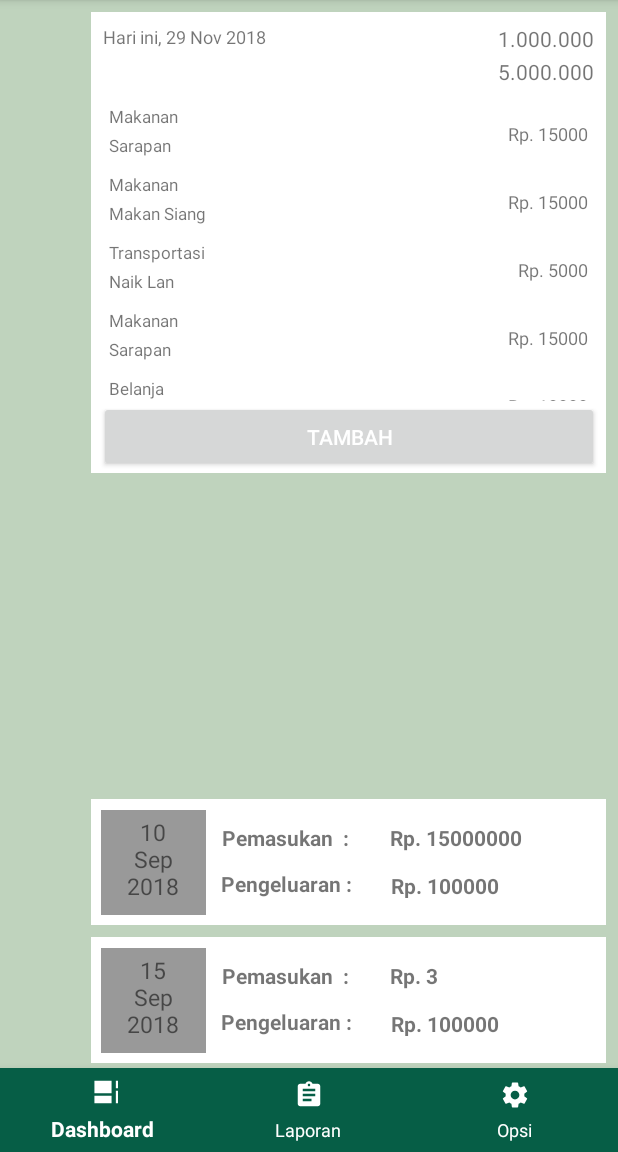
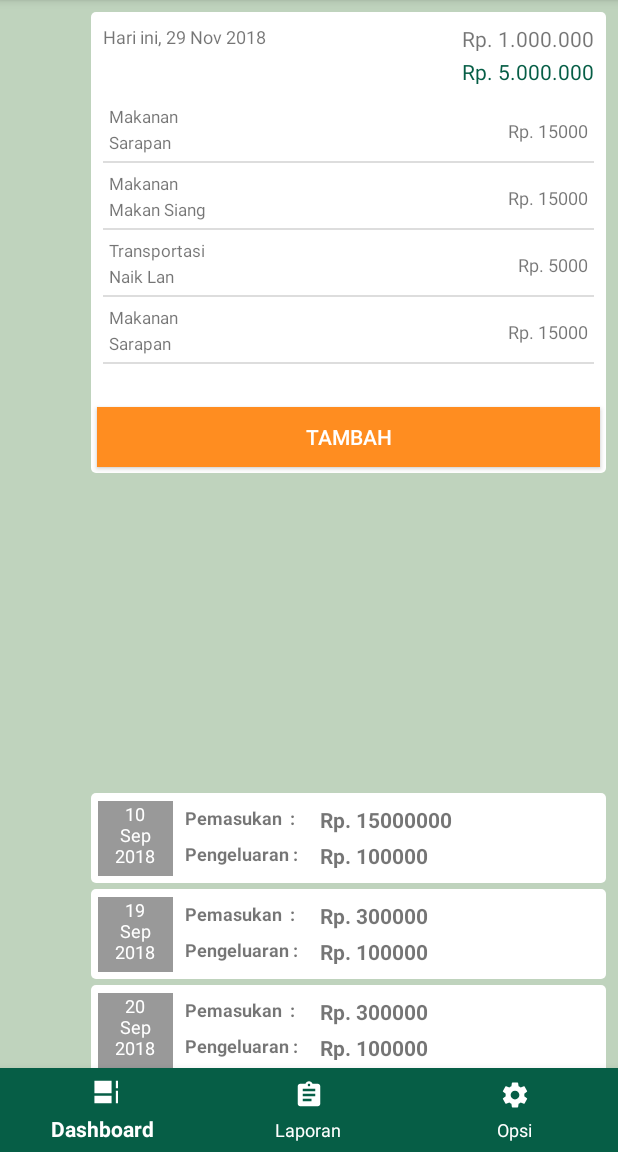
Before and after one commit to GusnaIkhsan/PELUANG, an Android app: the screen it shows after launch (MainActivity), on a phone screen of 412 x 824 dp, the part 84-1236 px from its top. Run offline under Robolectric (Android 15) with nearby library versions, the phone set to English and light mode, and no system bars.

Commit message:
ui dashboard 60%

```diff
--- a/app/src/main/java/com/gusnavanila/peluang/DashboardFragment.java
+++ b/app/src/main/java/com/gusnavanila/peluang/DashboardFragment.java
@@ -1,8 +1,11 @@
 package com.gusnavanila.peluang;
 
 import android.app.Fragment;
+import android.graphics.drawable.Drawable;
 import android.os.Bundle;
 import android.support.annotation.Nullable;
+import android.support.v4.content.ContextCompat;
+import android.support.v7.widget.DividerItemDecoration;
 import android.support.v7.widget.LinearLayoutManager;
 import android.support.v7.widget.RecyclerView;
 import android.view.LayoutInflater;
@@ -24,8 +27,6 @@ public class DashboardFragment extends Fragment {
         View rootView = inflater.inflate(R.layout.fragment_dashboard, container, false);
 
         _dataHarian.add(new DataHarian("10 Sep 2018",15000000,100000));
-        _dataHarian.add(new DataHarian("15 Sep 2018",3,100000));
-        _dataHarian.add(new DataHarian("17 Sep 2018",5,100000));
         _dataHarian.add(new DataHarian("19 Sep 2018",300000,100000));
         _dataHarian.add(new DataHarian("20 Sep 2018",300000,100000));
         _dataHarian.add(new DataHarian("22 Sep 2018",300000,100000));
@@ -40,16 +41,22 @@ public class DashboardFragment extends Fragment {
         _dataTransaksiHarian.add(new DataTransaksiHarian("Makanan","Makan Siang",15000));
         _dataTransaksiHarian.add(new DataTransaksiHarian("Transportasi","Naik Lan",5000));
         _dataTransaksiHarian.add(new DataTransaksiHarian("Makanan","Sarapan",15000));
-        _dataTransaksiHarian.add(new DataTransaksiHarian("Belanja","Jajan",10000));
-        _dataTransaksiHarian.add(new DataTransaksiHarian("Bayar Kas","Kas Org",5000));
-        _dataTransaksiHarian.add(new DataTransaksiHarian("Makanan","Sarapan",15000));
-        _dataTransaksiHarian.add(new DataTransaksiHarian("Makanan","Makan Siang",15000));
+//        _dataTransaksiHarian.add(new DataTransaksiHarian("Belanja","Jajan",10000));
+//        _dataTransaksiHarian.add(new DataTransaksiHarian("Bayar Kas","Kas Org",5000));
+//        _dataTransaksiHarian.add(new DataTransaksiHarian("Makanan","Sarapan",15000));
+//        _dataTransaksiHarian.add(new DataTransaksiHarian("Makanan","Makan Siang",15000));
 
         _recycleView2 = rootView.findViewById(R.id.recyclerView2);
         _dataTransaksiHarianAdapter = new DataTransaksiHarianAdapter(getActivity(),_dataTransaksiHarian);
         _recycleView2.setAdapter(_dataTransaksiHarianAdapter);
         _recycleView2.setLayoutManager(new LinearLayoutManager(getActivity()));
 
+//        Dekorasi
+        DividerItemDecoration horizontalDeco = new DividerItemDecoration(_recycleView2.getContext(),DividerItemDecoration.VERTICAL);
+        Drawable horizontalDivider = ContextCompat.getDrawable(getActivity(),R.drawable.horizontal_divider);
+        horizontalDeco.setDrawable(horizontalDivider);
+        _recycleView2.addItemDecoration(horizontalDeco);
+
         return rootView;
     }
 }
--- /dev/null
+++ b/app/src/main/res/drawable/horizontal_divider.xml
@@ -0,0 +1,6 @@
+<?xml version="1.0" encoding="utf-8"?>
+<shape xmlns:android="http://schemas.android.com/apk/res/android" >
+    <size android:height="1dp"
+        android:width="1dp"/>
+    <solid android:color="#22000000" />
+</shape>
--- /dev/null
+++ b/app/src/main/res/drawable/variasi_row_transaksi.xml
@@ -0,0 +1,13 @@
+<?xml version="1.0" encoding="utf-8"?>
+<layer-list xmlns:android="http://schemas.android.com/apk/res/android">
+    <item>
+        <shape android:shape="rectangle">
+            <corners
+                android:radius="3dp"
+            />
+            <solid
+                android:color="#ffff"
+            />
+        </shape>
+    </item>
+</layer-list>
--- a/app/src/main/res/layout/fragment_dashboard.xml
+++ b/app/src/main/res/layout/fragment_dashboard.xml
@@ -27,7 +27,7 @@
         android:layout_marginStart="8dp"
         android:layout_marginTop="8dp"
         android:layout_marginEnd="8dp"
-        android:background="#ffff"
+        android:background="@drawable/variasi_row_transaksi"
         app:layout_constraintEnd_toEndOf="parent"
         app:layout_constraintHorizontal_bias="1.0"
         app:layout_constraintStart_toStartOf="parent"
@@ -59,10 +59,12 @@
 
         <Button
             android:id="@+id/button"
-            android:layout_width="333dp"
-            android:layout_height="47dp"
+            android:layout_width="335dp"
+            android:layout_height="40dp"
             android:layout_marginStart="8dp"
+            android:layout_marginTop="4dp"
             android:layout_marginEnd="8dp"
+            android:background="#ff8d20"
             android:text="Tambah"
             app:layout_constraintBottom_toBottomOf="parent"
             app:layout_constraintEnd_toEndOf="parent"
@@ -76,7 +78,7 @@
             android:layout_height="18dp"
             android:layout_marginTop="8dp"
             android:layout_marginEnd="8dp"
-            android:text="1.000.000"
+            android:text="Rp. 1.000.000"
             android:textAlignment="viewEnd"
             app:layout_constraintEnd_toEndOf="parent"
             app:layout_constraintTop_toTopOf="parent" />
@@ -87,7 +89,8 @@
             android:layout_height="18dp"
             android:layout_marginTop="4dp"
             android:layout_marginEnd="8dp"
-            android:text="5.000.000"
+            android:text="Rp. 5.000.000"
+            android:textColor="#065e46"
             android:textAlignment="viewEnd"
             app:layout_constraintEnd_toEndOf="parent"
             app:layout_constraintTop_toBottomOf="@+id/totalPengeluaran" />
--- a/app/src/main/res/layout/row_dasboard.xml
+++ b/app/src/main/res/layout/row_dasboard.xml
@@ -8,10 +8,10 @@
     android:orientation="horizontal">
 
     <android.support.constraint.ConstraintLayout
-        android:layout_width="344dp"
-        android:layout_height="84dp"
-        android:layout_marginTop="8dp"
-        android:background="#fff"
+        android:layout_width="0dp"
+        android:layout_height="60dp"
+        android:layout_marginTop="4dp"
+        android:background="@drawable/variasi_row_transaksi"
         app:layout_constraintBottom_toBottomOf="parent"
         app:layout_constraintEnd_toEndOf="parent"
         app:layout_constraintHorizontal_bias="0.0"
@@ -21,66 +21,67 @@
 
         <LinearLayout
             android:id="@+id/linearLayout"
-            android:layout_width="70dp"
-            android:layout_height="70dp"
+            android:layout_width="50dp"
+            android:layout_height="50dp"
             android:layout_marginEnd="8dp"
             android:background="#999"
             android:orientation="vertical"
             app:layout_constraintBottom_toBottomOf="parent"
             app:layout_constraintEnd_toEndOf="parent"
-            app:layout_constraintHorizontal_bias="0.026"
+            app:layout_constraintHorizontal_bias="0.017"
             app:layout_constraintStart_toStartOf="parent"
             app:layout_constraintTop_toTopOf="parent">
 
             <TextView
                 android:id="@+id/tanggal"
-                android:layout_width="40dp"
-                android:layout_height="58dp"
+                android:layout_width="35dp"
+                android:layout_height="45dp"
                 android:layout_gravity="center_vertical|center_horizontal"
-                android:layout_marginTop="4dp"
+                android:layout_marginTop="0dp"
                 android:text="10 SEP 2018"
+                android:textColor="#ffff"
                 android:textAlignment="center"
-                android:textSize="15sp" />
+                android:textSize="12sp" />
         </LinearLayout>
 
         <TextView
             android:id="@+id/textView4"
-            android:layout_width="100dp"
+            android:layout_width="90dp"
             android:layout_height="20dp"
-            android:layout_marginTop="16dp"
+            android:layout_marginStart="8dp"
+            android:layout_marginTop="8dp"
+
             android:text="Pemasukan  :"
-
+            android:textSize="12sp"
             android:textStyle="bold"
-            app:layout_constraintEnd_toStartOf="@+id/tvPemasukan"
-            app:layout_constraintHorizontal_bias="0.5"
             app:layout_constraintStart_toEndOf="@+id/linearLayout"
             app:layout_constraintTop_toTopOf="parent" />
 
         <TextView
             android:id="@+id/textView5"
-            android:layout_width="100dp"
-            android:layout_height="wrap_content"
+            android:layout_width="90dp"
+            android:layout_height="18dp"
+            android:layout_marginStart="8dp"
             android:layout_marginTop="8dp"
             android:layout_marginBottom="16dp"
             android:text="Pengeluaran :"
+            android:textSize="12sp"
             android:textStyle="bold"
             app:layout_constraintBottom_toBottomOf="parent"
-            app:layout_constraintEnd_toStartOf="@+id/tvPengeluaran"
-            app:layout_constraintHorizontal_bias="0.5"
             app:layout_constraintStart_toEndOf="@+id/linearLayout"
-            app:layout_constraintTop_toBottomOf="@+id/textView4" />
+            app:layout_constraintTop_toBottomOf="@+id/textView4"
+            app:layout_constraintVertical_bias="0.4" />
 
         <TextView
             android:id="@+id/tvPemasukan"
             android:layout_width="130dp"
             android:layout_height="20dp"
-            android:layout_marginStart="2dp"
-            android:layout_marginTop="16dp"
+            android:layout_marginTop="8dp"
             android:layout_marginEnd="4dp"
             android:text="10.000"
             android:textStyle="bold"
             app:layout_constraintEnd_toEndOf="parent"
-            app:layout_constraintHorizontal_bias="0.5"
+            app:layout_constraintHorizontal_bias="0.0"
             app:layout_constraintStart_toEndOf="@+id/textView4"
             app:layout_constraintTop_toTopOf="parent" />
 
@@ -88,15 +89,14 @@
             android:id="@+id/tvPengeluaran"
             android:layout_width="130dp"
             android:layout_height="18dp"
-            android:layout_marginStart="4dp"
-            android:layout_marginTop="12dp"
+            android:layout_marginTop="4dp"
             android:layout_marginEnd="4dp"
             android:layout_marginBottom="8dp"
             android:text="5.000"
             android:textStyle="bold"
             app:layout_constraintBottom_toBottomOf="parent"
             app:layout_constraintEnd_toEndOf="parent"
-            app:layout_constraintHorizontal_bias="0.5"
+            app:layout_constraintHorizontal_bias="0.0"
             app:layout_constraintStart_toEndOf="@+id/textView5"
             app:layout_constraintTop_toBottomOf="@+id/tvPemasukan"
             app:layout_constraintVertical_bias="0.0" />
--- a/app/src/main/res/layout/row_transaksi_dashboard.xml
+++ b/app/src/main/res/layout/row_transaksi_dashboard.xml
@@ -3,16 +3,16 @@
     xmlns:app="http://schemas.android.com/apk/res-auto"
     xmlns:tools="http://schemas.android.com/tools"
     android:layout_width="match_parent"
-    android:layout_height="45dp"
+    android:layout_height="43dp"
     android:background="#ffff">
 
     <android.support.constraint.ConstraintLayout
         android:id="@+id/constraintLayout2"
         android:layout_width="wrap_content"
-        android:layout_height="41dp"
+        android:layout_height="38dp"
         android:layout_marginTop="4dp"
         android:layout_marginEnd="8dp"
-        android:background="#bfd3bd"
+        android:background="@drawable/variasi_row_transaksi"
         app:layout_constraintEnd_toEndOf="@+id/tvTransaksi"
         app:layout_constraintHorizontal_bias="0.0"
         app:layout_constraintStart_toStartOf="parent"
@@ -36,7 +36,7 @@
         android:layout_width="100dp"
         android:layout_height="wrap_content"
         android:layout_marginStart="4dp"
-        android:layout_marginTop="4dp"
+        android:layout_marginTop="2dp"
         android:text="Deskripsi"
         android:textSize="11sp"
         app:layout_constraintStart_toStartOf="@+id/constraintLayout2"
```
